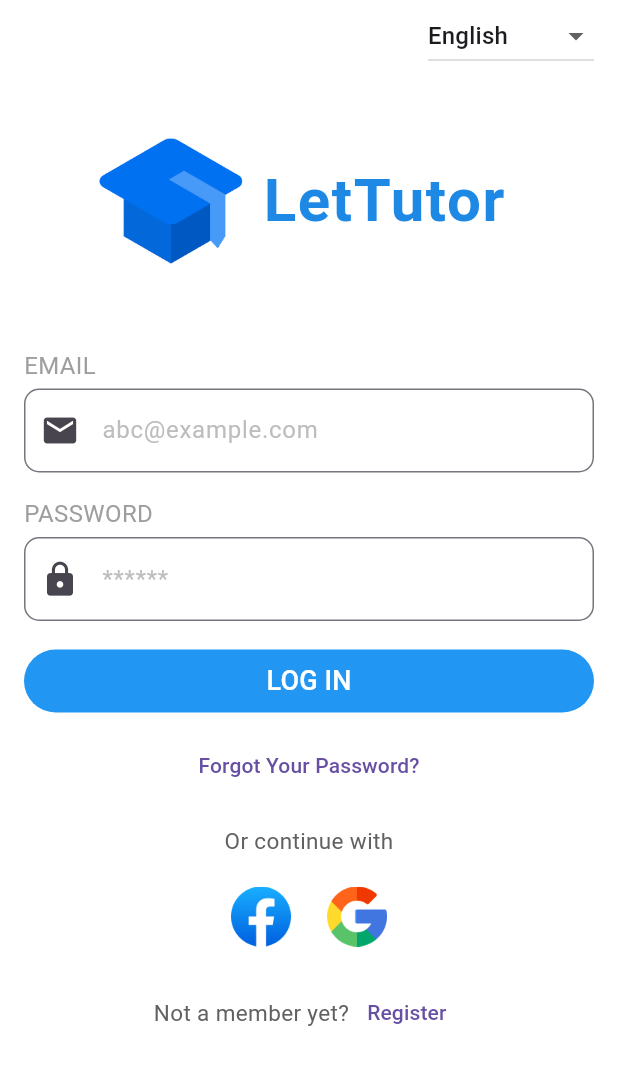
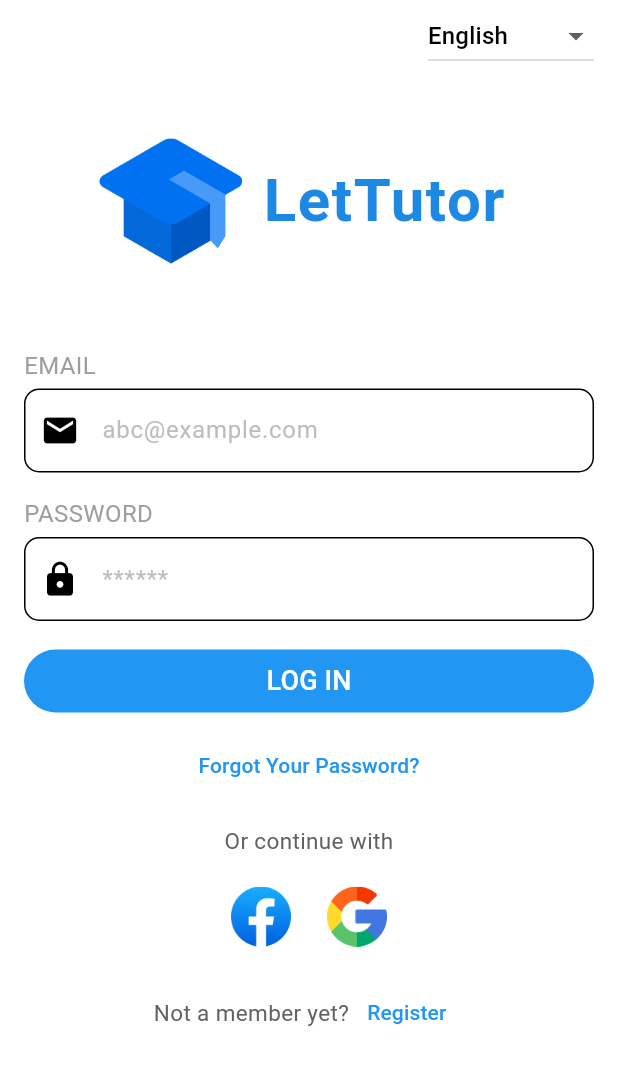
Before and after one commit to nguyentrongnhan1412/advancedmobileproject, a Flutter app: the screen it shows after launch, on a phone screen of 412 x 824 dp. Shown: the top 1065 px of the screen. Run offline on Flutter 3.47's test engine with Material 2 defaults, Android fonts, the phone set to English and light mode, and no system bars.

Commit message:
fix primary color

```diff
--- a/lettutor/lib/main.dart
+++ b/lettutor/lib/main.dart
@@ -16,7 +16,8 @@
       title: 'Lettutor',
       theme: ThemeData(
         useMaterial3: true,
-        primaryColor: Colors.blue,
+        colorScheme: ColorScheme.light().copyWith(primary: Colors.blue),
+        // primaryColor: Colors.blue,
         scaffoldBackgroundColor: Colors.white,
         textTheme: TextTheme(
           displayLarge: TextStyle(
--- a/lettutor/lib/views/authentication/login_view.dart
+++ b/lettutor/lib/views/authentication/login_view.dart
@@ -76,8 +76,14 @@
                   prefixIcon: const Icon(Icons.mail, size: 26),
                   border: const OutlineInputBorder(
                       borderSide: BorderSide(color: Colors.grey, width: 2),
-                      borderRadius: BorderRadius.all(Radius.circular(10))),
+                      borderRadius: BorderRadius.all(Radius.circular(10))
+                  ),
+                  // focusedBorder: const OutlineInputBorder(
+                  //     borderSide: BorderSide(color: Colors.blue, width: 2),
+                  //     borderRadius: BorderRadius.all(Radius.circular(10))
+                  // ),
                 ),
+
               ),
             ),
 
@@ -97,7 +103,12 @@
                   prefixIcon: const Icon(Icons.lock, size: 26),
                   border: const OutlineInputBorder(
                       borderSide: BorderSide(color: Colors.grey, width: 2),
-                      borderRadius: BorderRadius.all(Radius.circular(10))),
+                      borderRadius: BorderRadius.all(Radius.circular(10))
+                  ),
+                  // focusedBorder: const OutlineInputBorder(
+                  //     borderSide: BorderSide(color: Colors.blue, width: 2),
+                  //     borderRadius: BorderRadius.all(Radius.circular(10))
+                  // ),
                 ),
               ),
             ),
```
Also changed, not shown: lettutor/pubspec.yaml (+14 -0 lines).
